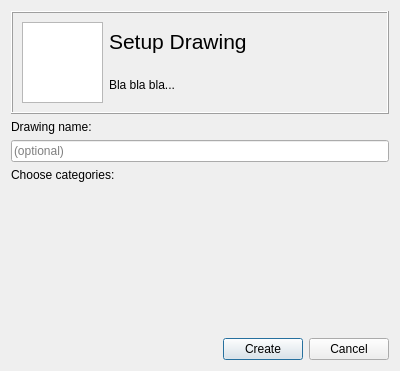
This is gui/drawingsetupdialog.ui in Soerboe/Urim as Qt 5 draws it before an edit. The edited form follows.
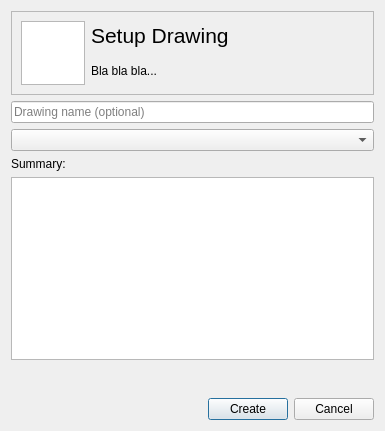
This is the edited form.

Commit message: Add drawing configurations to setup

```diff
--- a/gui/drawingsetupdialog.ui
+++ b/gui/drawingsetupdialog.ui
@@ -6,8 +6,8 @@
    <rect>
     <x>0</x>
     <y>0</y>
-    <width>400</width>
-    <height>371</height>
+    <width>385</width>
+    <height>431</height>
    </rect>
   </property>
   <property name="windowTitle">
@@ -33,7 +33,7 @@
           <string notr="true"/>
          </property>
          <property name="frameShape">
-          <enum>QFrame::Box</enum>
+          <enum>QFrame::StyledPanel</enum>
          </property>
          <property name="frameShadow">
           <enum>QFrame::Raised</enum>
@@ -52,14 +52,14 @@
             </property>
             <property name="minimumSize">
              <size>
-              <width>81</width>
-              <height>81</height>
+              <width>64</width>
+              <height>64</height>
              </size>
             </property>
             <property name="maximumSize">
              <size>
-              <width>81</width>
-              <height>81</height>
+              <width>64</width>
+              <height>64</height>
              </size>
             </property>
            </widget>
@@ -94,24 +94,34 @@
      </item>
      <item>
       <layout class="QVBoxLayout" name="mainLayout">
-       <item>
-        <widget class="QLabel" name="nameLabel">
-         <property name="text">
-          <string>Drawing name:</string>
-         </property>
-        </widget>
-       </item>
        <item>
         <widget class="QLineEdit" name="nameEdit">
          <property name="placeholderText">
-          <string>(optional)</string>
+          <string>Drawing name (optional)</string>
          </property>
         </widget>
        </item>
        <item>
-        <widget class="QLabel" name="categoryLabel">
+        <widget class="QComboBox" name="drawingTypeSelector">
+         <property name="currentText">
+          <string/>
+         </property>
+         <property name="currentIndex">
+          <number>-1</number>
+         </property>
+        </widget>
+       </item>
+       <item>
+        <widget class="QLabel" name="summaryLabel">
          <property name="text">
-          <string>Choose categories:</string>
+          <string>Summary:</string>
+         </property>
+        </widget>
+       </item>
+       <item>
+        <widget class="QTextEdit" name="summary">
+         <property name="readOnly">
+          <bool>true</bool>
          </property>
         </widget>
        </item>
```
Left out of the diff: 7 changed lines with no effect on the pictures. The commit also changes 12 other files.
